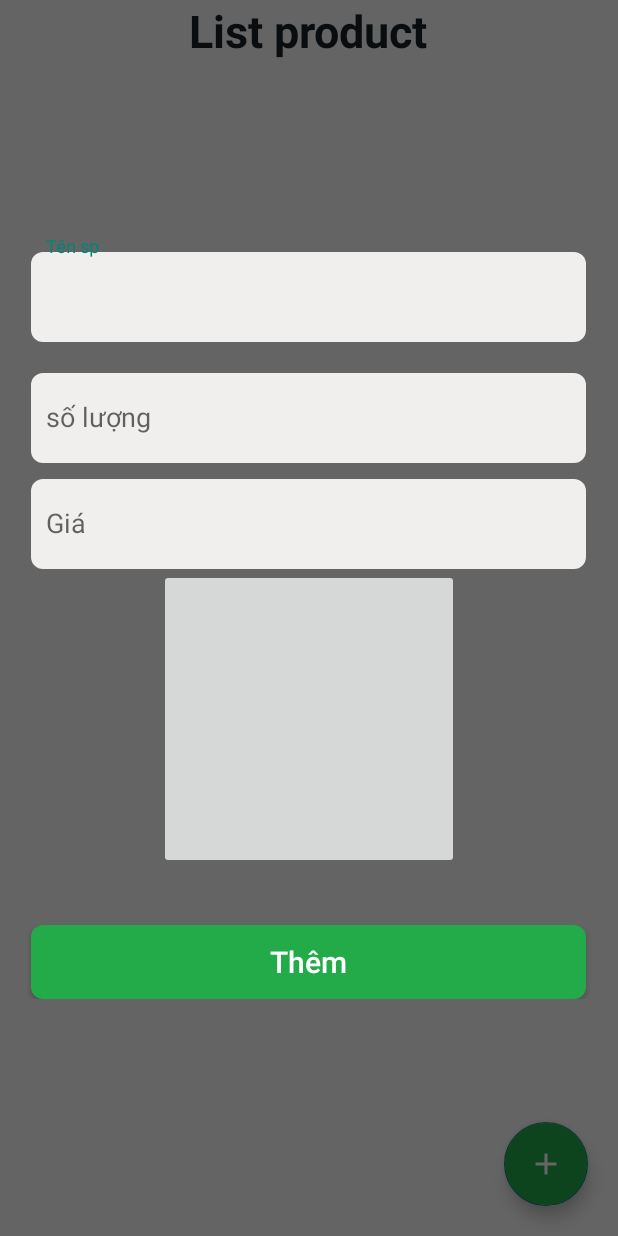
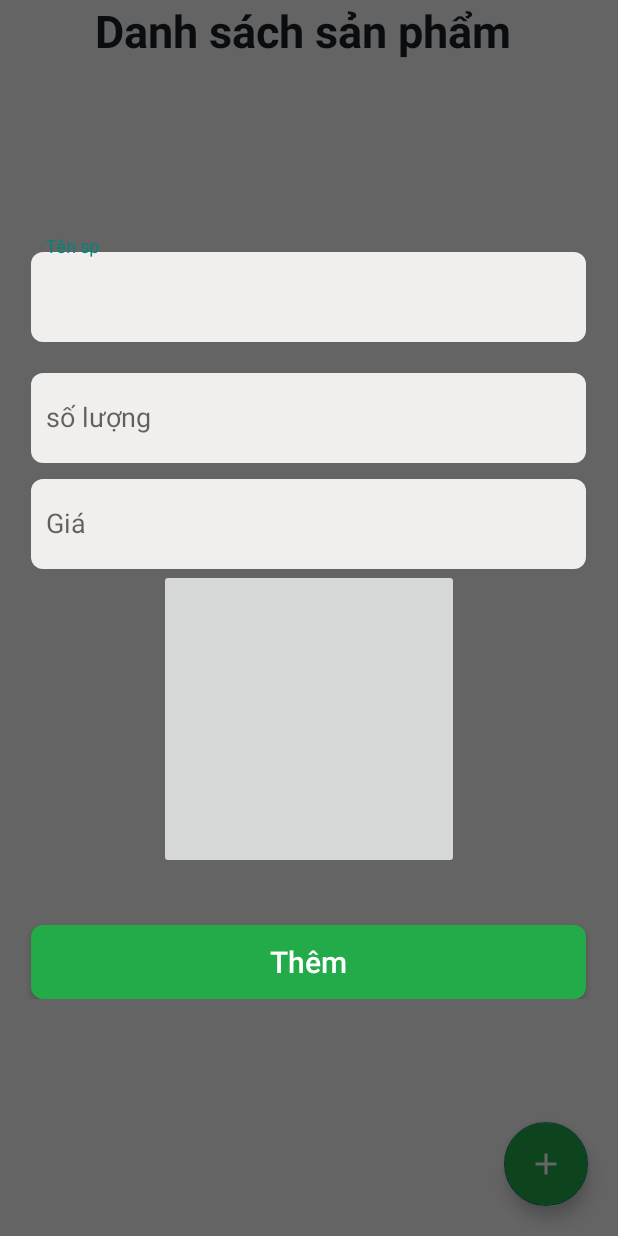
Before and after one commit to ThuyLe08072004/ASM_API, an Android app: the MainActivity screen opened directly, with no data from a screen before it, after a tap on an icon or button, on a phone screen of 412 x 824 dp. Run offline under Robolectric (Android 15) with nearby library versions, the phone set to English and light mode, and no system bars; pictures from the network do not load.

Commit message:
ASM_addF

```diff
--- a/app/src/main/java/com/example/asm_and103/Service/ApiServices.java
+++ b/app/src/main/java/com/example/asm_and103/Service/ApiServices.java
@@ -19,7 +19,7 @@ import retrofit2.http.Part;
 import retrofit2.http.Path;
 
 public interface ApiServices {
-    public static final String BASE_URL = "http://192.168.0.104:3000/";
+    public static final String BASE_URL = "http://192.168.12.168:3000/";
     @GET("/get-list-product")
     Call<Respone<ArrayList<Product>>> getListProduct();
     @Multipart
--- a/app/src/main/res/layout/activity_main.xml
+++ b/app/src/main/res/layout/activity_main.xml
@@ -11,7 +11,7 @@
         android:layout_width="wrap_content"
         android:layout_height="wrap_content"
         android:layout_centerHorizontal="true"
-        android:text="List product"
+        android:text="Danh sách sản phẩm "
         android:textStyle="bold"
         android:textColor="@color/dark_charcoal"
         android:textSize="30sp"/>
--- a/app/src/main/res/layout/dialog_add_product.xml
+++ b/app/src/main/res/layout/dialog_add_product.xml
@@ -58,8 +58,8 @@
         android:layout_height="49dp"
         android:layout_gravity="center_horizontal"
         android:layout_marginTop="37dp"
-        android:background="@drawable/edit_button"
-        android:text="Thêm"
+        android:text="Thêm"        android:background="@drawable/edit_button"
+
         android:textSize="20sp"
         android:textAllCaps="false"
         android:textColor="@color/white"/>
```
